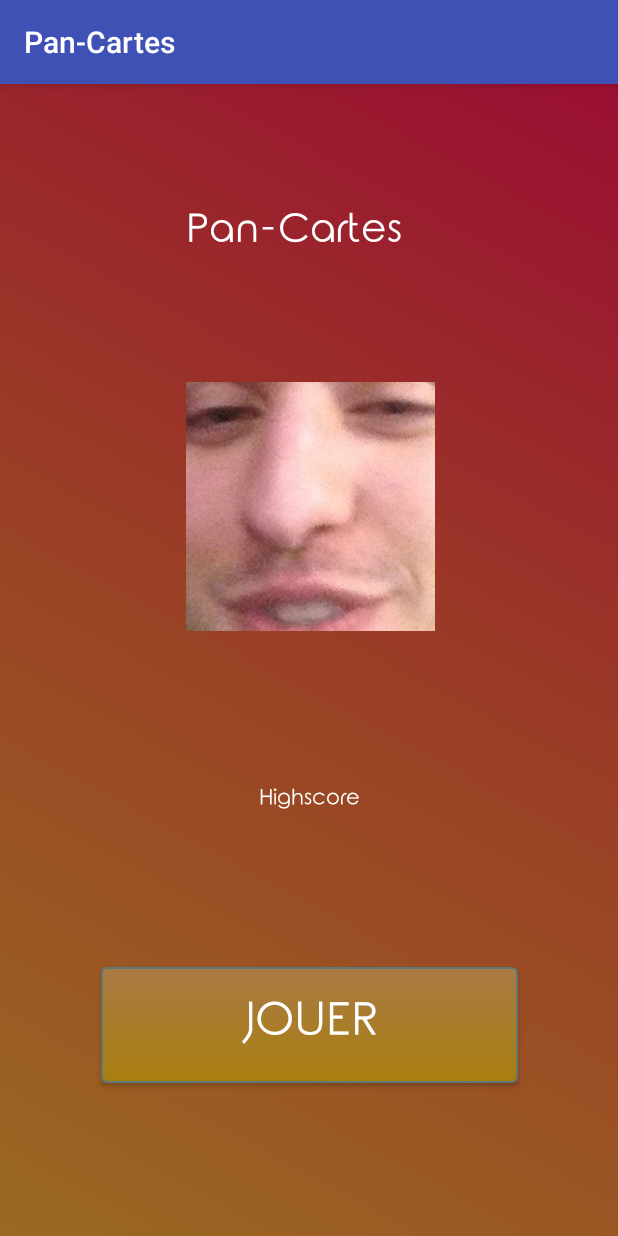
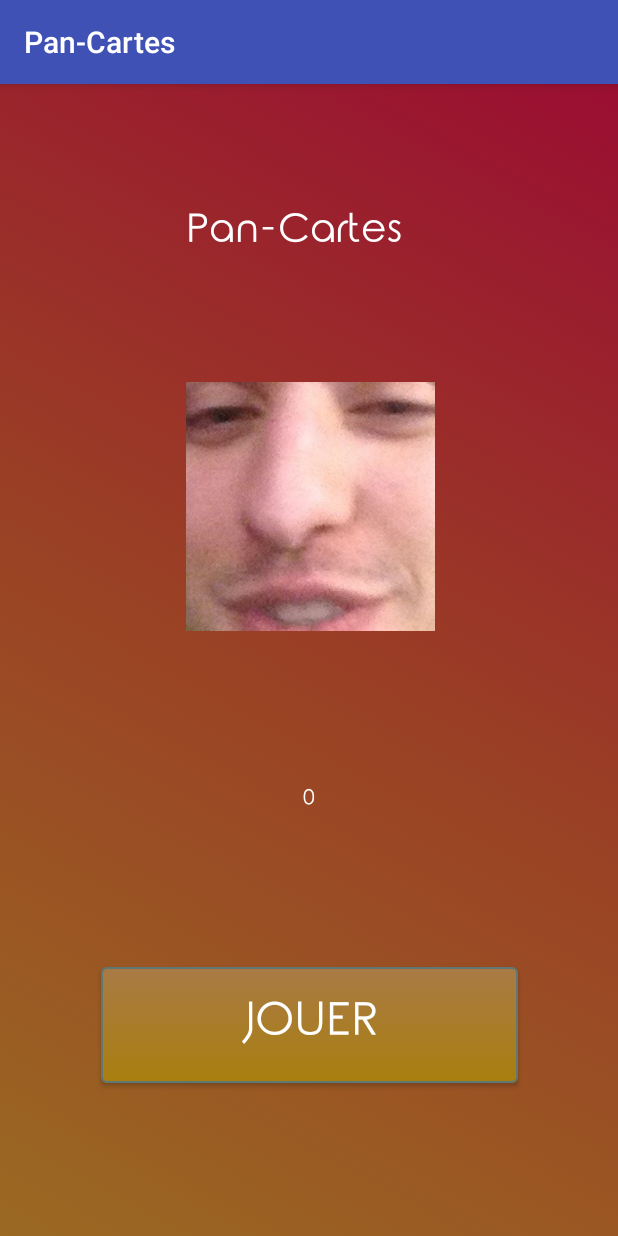
Before and after one commit to jbourgeois0307/PanCartes, an Android app: the screen it shows after launch (MainActivity), on a phone screen of 412 x 824 dp. Run offline under Robolectric (Android 15) with nearby library versions, the phone set to English and light mode, and no system bars.

Commit message:
insert ou update de premier HighScore

```diff
--- a/app/src/main/java/com/example/a0959600/pan_cartes/MainActivity.java
+++ b/app/src/main/java/com/example/a0959600/pan_cartes/MainActivity.java
@@ -27,8 +27,12 @@ public class MainActivity extends AppCompatActivity {
         tvScore = findViewById(R.id.tvHighscore);
 
         vectMeilleurScore = dbh.trouverMeilleurScore();
-        tvScore.setText(String.valueOf(vectMeilleurScore.get(0)));
-
+        if(!vectMeilleurScore.isEmpty()){
+            tvScore.setText(String.valueOf(vectMeilleurScore.get(0)));
+        }
+        else{
+            tvScore.setText(String.valueOf(0));
+        }
         ec = new Ecouteur();
 
         btnJouer.setOnClickListener(ec);
```
Also changed, not shown: app/src/main/java/com/example/a0959600/pan_cartes/DatabaseHelper.java (+4 -3 lines), app/src/main/java/com/example/a0959600/pan_cartes/JeuActivity.java (+7 -1 lines).
